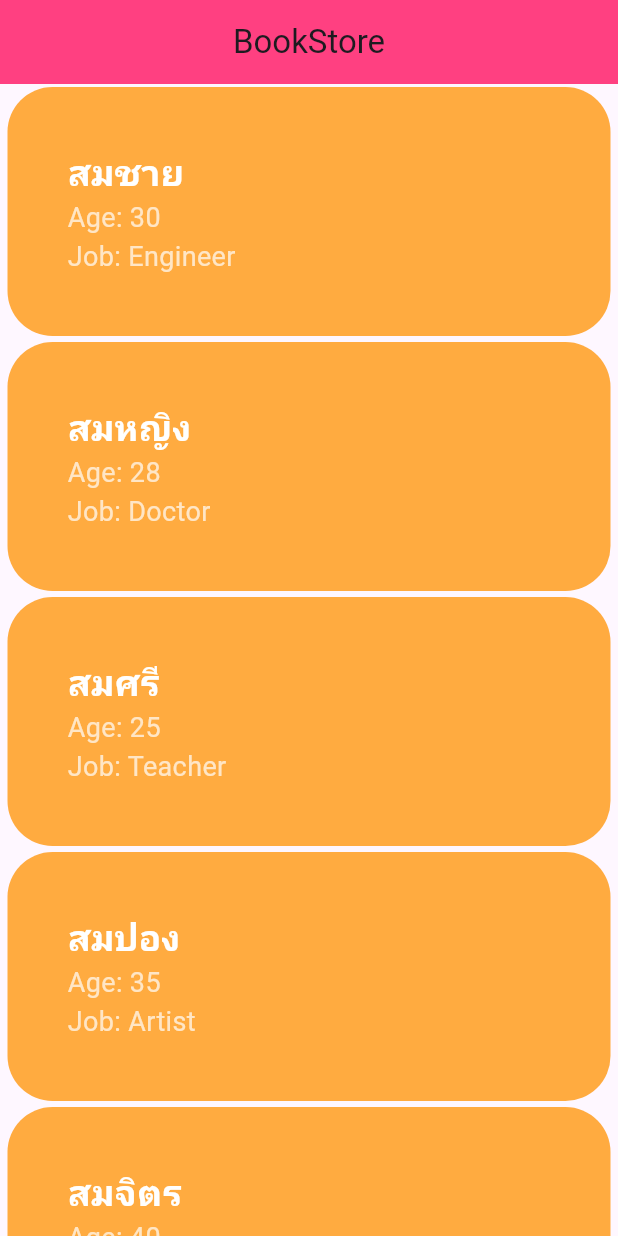
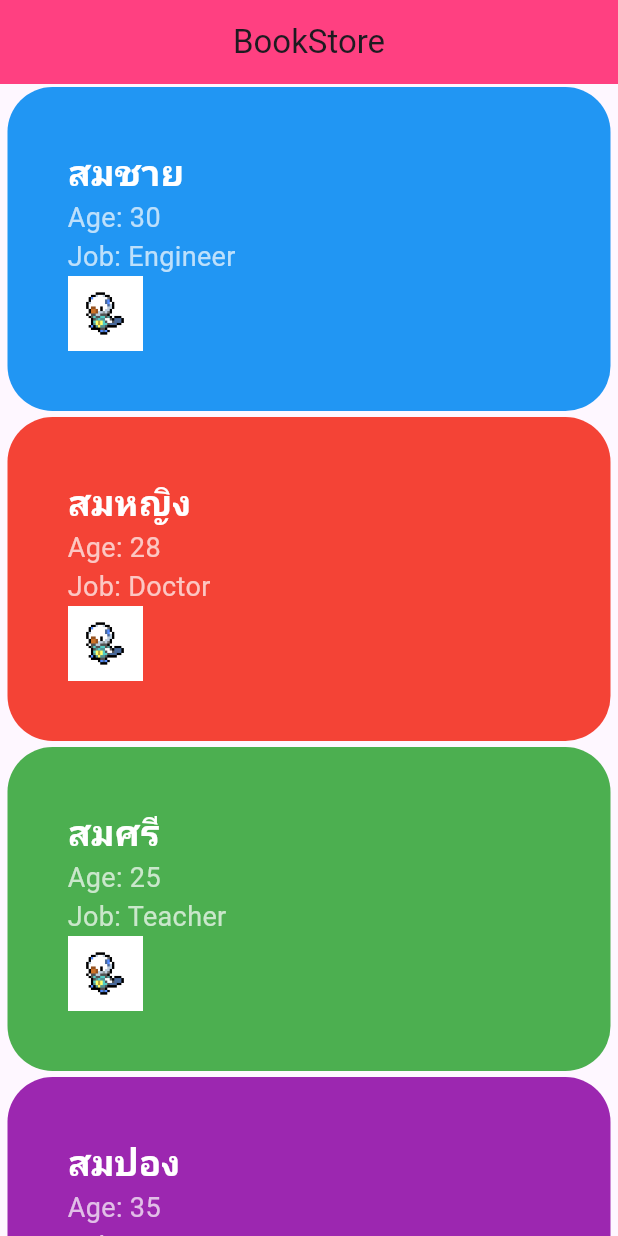
Before and after one commit to JJkittipop/Assignment67_2, a Flutter app: the screen it shows after launch, on a phone screen of 412 x 824 dp. Run offline on Flutter 3.47's test engine with Material 3 defaults, Android fonts, the phone set to English and light mode, and no system bars.

Commit message:
use a enum

```diff
--- a/analysis_options.yaml
+++ b/analysis_options.yaml
@@ -7,6 +7,9 @@
 
 # The following line activates a set of recommended lints for Flutter apps,
 # packages, and plugins designed to encourage good coding practices.
+analyzer:
+  errors:
+    constant_identifier_names: ignore
 include: package:flutter_lints/flutter.yaml
 
 linter:
--- a/lib/models/person.dart
+++ b/lib/models/person.dart
@@ -1,18 +1,65 @@
 // Step 10: make a model for store data
+
+// class Person {
+//   String name;
+//   int age;
+//   String job;
+
+//   // Constructor
+//   Person({required this.name, required this.age, required this.job});
+// }
+
+// List<Person> personList = [
+//   Person(name: "สมชาย", age: 30, job: "Engineer"),
+//   Person(name: "สมหญิง", age: 28, job: "Doctor"),
+//   Person(name: "สมศรี", age: 25, job: "Teacher"),
+//   Person(name: "สมปอง", age: 35, job: "Artist"),
+//   Person(name: "สมจิตร", age: 40, job: "Chef"),
+// ];
+
+// Step 11: use a enum
+
+import 'package:flutter/material.dart';
+
+enum Job {
+  Engineer(
+    title: "Engineer",
+    image: "assets/images/images1.jpg",
+    color: Colors.blue,
+  ),
+  Doctor(title: "Doctor", image: "assets/images/images1.jpg", color: Colors.red),
+  Teacher(
+    title: "Teacher",
+    image: "assets/images/images1.jpg",
+    color: Colors.green,
+  ),
+  Artist(
+    title: "Artist",
+    image: "assets/images/images1.jpg",
+    color: Colors.purple,
+  ),
+  Chef(title: "Chef", image: "assets/images/images1.jpg", color: Colors.yellow);
+
+  final String title;
+  final String image;
+  final Color color;
+  // Constructor
+  const Job({required this.title, required this.image, required this.color});
+}
 
 class Person {
   String name;
   int age;
-  String job;
+  Job job;
 
   // Constructor
   Person({required this.name, required this.age, required this.job});
 }
 
 List<Person> personList = [
-  Person(name: "สมชาย", age: 30, job: "Engineer"),
-  Person(name: "สมหญิง", age: 28, job: "Doctor"),
-  Person(name: "สมศรี", age: 25, job: "Teacher"),
-  Person(name: "สมปอง", age: 35, job: "Artist"),
-  Person(name: "สมจิตร", age: 40, job: "Chef"),
+  Person(name: "สมชาย", age: 30, job: Job.Engineer),
+  Person(name: "สมหญิง", age: 28, job: Job.Doctor),
+  Person(name: "สมศรี", age: 25, job: Job.Teacher),
+  Person(name: "สมปอง", age: 35, job: Job.Artist),
+  Person(name: "สมจิตร", age: 40, job: Job.Chef),
 ];
--- a/lib/screen/item.dart
+++ b/lib/screen/item.dart
@@ -60,7 +60,9 @@ class _ItemState extends State<Item> {
         return Container(
           decoration: BoxDecoration(
             borderRadius: BorderRadius.circular(30),
-            color: Colors.orangeAccent,
+            // color: Colors.orangeAccent,
+            // Step 11: use a enum
+            color: personList[index].job.color, // Use the color from the enum
           ),
           margin: EdgeInsets.symmetric(vertical: 2, horizontal: 5),
           padding: EdgeInsets.all(40),
@@ -93,8 +95,15 @@ class _ItemState extends State<Item> {
                     style: TextStyle(fontSize: 18, color: Colors.white70),
                   ),
                   Text(
-                    "Job: ${personList[index].job}",
+                    // "Job: ${personList[index].job}",
+                     // Step 11: use a enum
+                    "Job: ${personList[index].job.title}", // Use the title from the enum
                     style: TextStyle(fontSize: 18, color: Colors.white70),
+                  ),
+                  Image.asset(
+                    personList[index].job.image,
+                    width: 50,
+                    height: 50,
                   ),
                 ],
               ),
```
